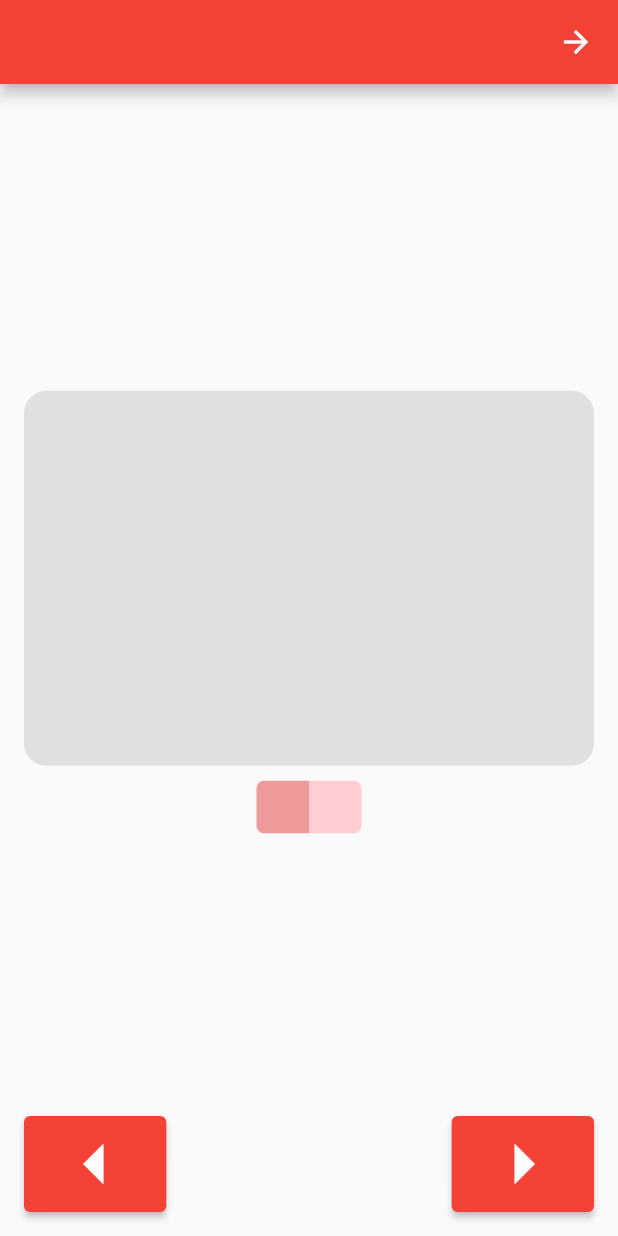
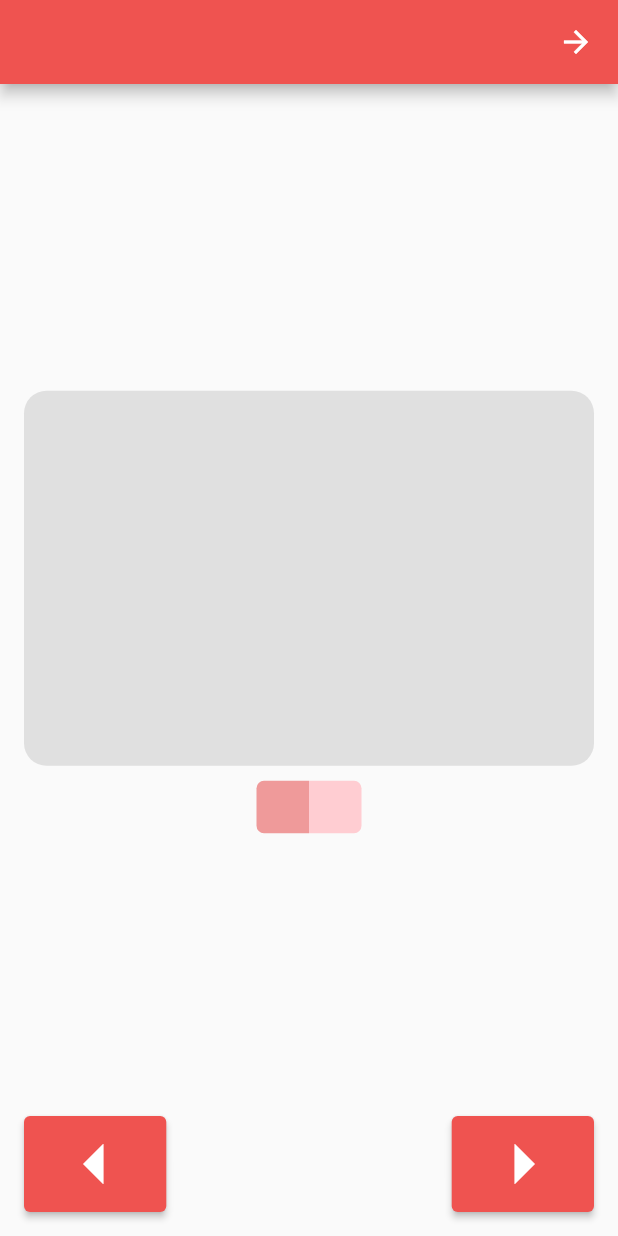
Before and after one commit to baselkorj/jazariyyah, a Flutter app: the ChapterView screen opened directly, on a phone screen of 412 x 824 dp. Run offline on Flutter 3.47's test engine with Material 2 defaults, Android fonts, the phone set to English and light mode, and no system bars.

Commit message:
color change, key vars

```diff
--- a/lib/pages/chapter_view.dart
+++ b/lib/pages/chapter_view.dart
@@ -1,17 +1,23 @@
 import 'package:flutter/material.dart';
 
 class ChapterView extends StatefulWidget {
-  const ChapterView({Key? key}) : super(key: key);
+  final currentChapter;
+
+  const ChapterView({Key? key, this.currentChapter}) : super(key: key);
 
   @override
   _ChapterViewState createState() => _ChapterViewState();
 }
 
 class _ChapterViewState extends State<ChapterView> {
+  int currentPage = 1;
+  int numberOfPages = 0;
   @override
   Widget build(BuildContext context) {
     return Scaffold(
-      appBar: AppBar(),
+      appBar: AppBar(
+        backgroundColor: Colors.red[400],
+      ),
       body: Padding(
         padding: const EdgeInsets.all(16.0),
         child: Column(
@@ -60,12 +66,18 @@ class _ChapterViewState extends State<ChapterView> {
               mainAxisAlignment: MainAxisAlignment.spaceBetween,
               children: [
                 ElevatedButton(
+                    style: ButtonStyle(
+                        backgroundColor: MaterialStateProperty.all<Color>(
+                            Colors.red.shade400)),
                     onPressed: () {},
                     child: const Icon(
                       Icons.arrow_left,
                       size: 64.0,
                     )),
                 ElevatedButton(
+                    style: ButtonStyle(
+                        backgroundColor: MaterialStateProperty.all<Color>(
+                            Colors.red.shade400)),
                     onPressed: () {},
                     child: const Icon(
                       Icons.arrow_right,
```
